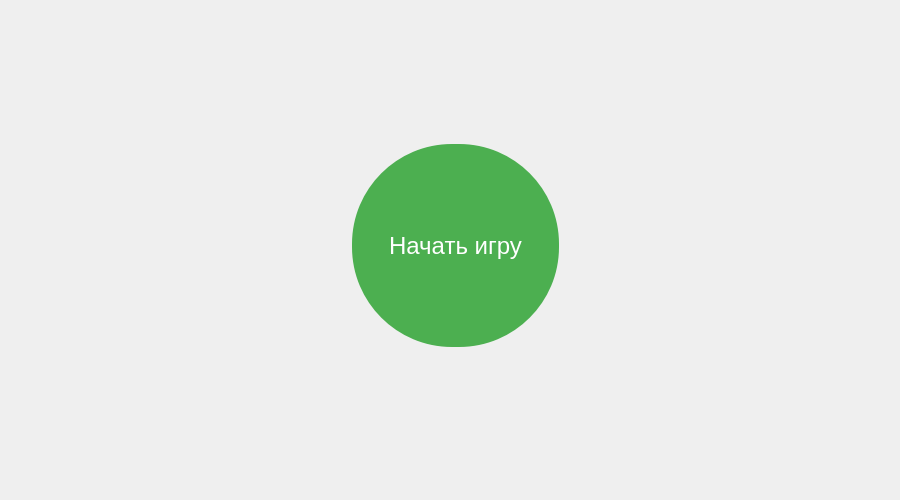
Qt form view/form.ui (pavel1000/BattleShip) before a commit.
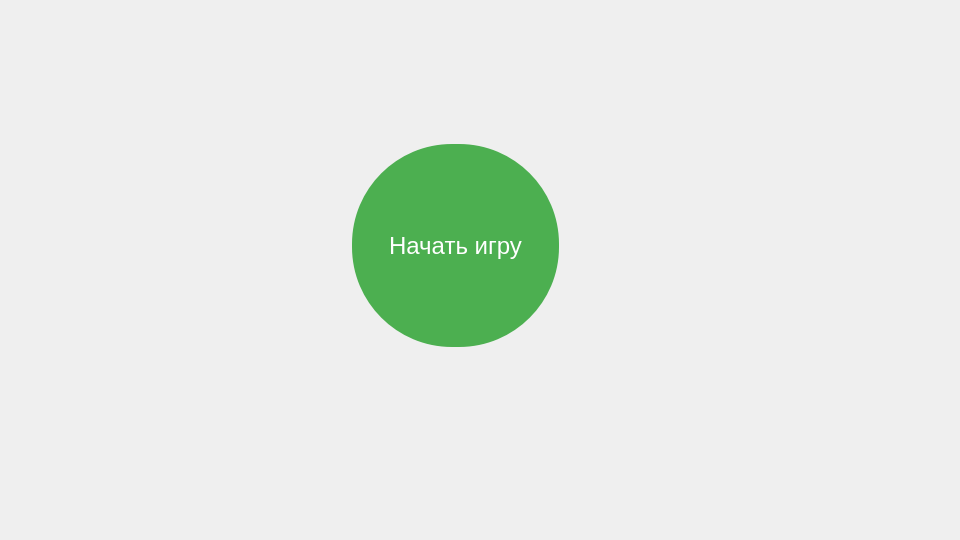
The same form after that commit.

Commit message: Add alignment of the button to the center of the frame.

The edit to the form file:
```diff
--- a/view/form.ui
+++ b/view/form.ui
@@ -6,8 +6,8 @@
    <rect>
     <x>0</x>
     <y>0</y>
-    <width>900</width>
-    <height>500</height>
+    <width>960</width>
+    <height>540</height>
    </rect>
   </property>
   <property name="minimumSize">
```
The commit also changes 2 other files.
